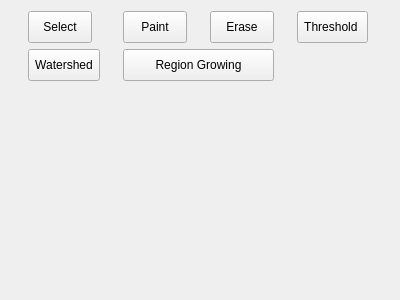
The window that ui/SegmentOperations.ui (Eual11/Lumen) describes before a commit, drawn with Qt 5.
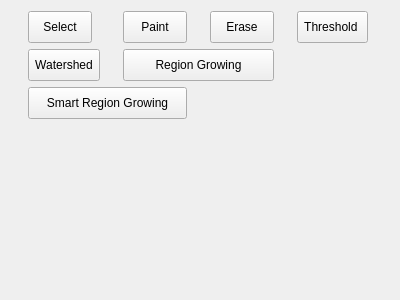
The same window after the commit. Icons and pictures are not drawn.

Commit message: Add: Smart Region growing segmentation

```diff
--- a/ui/SegmentOperations.ui
+++ b/ui/SegmentOperations.ui
@@ -13,8 +13,6 @@
   <property name="windowTitle">
    <string>Form</string>
   </property>
-  <layout class="QVBoxLayout" name="verticalLayout_2">
-   <item>
     <layout class="QVBoxLayout" name="verticalLayout">
      <item>
       <layout class="QGridLayout" name="gridLayout">
@@ -180,9 +178,39 @@
          </property>
         </widget>
        </item>
-      </layout>
+     <item row="2" column="0" colspan="2">
+      <widget class="QToolButton" name="smartRegionBtn">
+       <property name="sizePolicy">
+        <sizepolicy hsizetype="Ignored" vsizetype="Fixed">
+         <horstretch>0</horstretch>
+         <verstretch>0</verstretch>
+        </sizepolicy>
+       </property>
+       <property name="minimumSize">
+        <size>
+         <width>32</width>
+         <height>32</height>
+        </size>
+       </property>
+       <property name="text">
+        <string>Smart Region Growing</string>
+       </property>
+       <property name="icon">
+        <iconset resource="../RCS.qrc">
+         <normaloff>:/segmen-operation/icons/grow_region_connected.svg</normaloff>:/segmen-operation/icons/grow_region_connected.svg</iconset>
+       </property>
+       <property name="iconSize">
+        <size>
+         <width>28</width>
+         <height>28</height>
+        </size>
+       </property>
+       <property name="toolButtonStyle">
+        <enum>Qt::ToolButtonStyle::ToolButtonTextUnderIcon</enum>
+       </property>
+      </widget>
      </item>
-     <item>
+     <item row="3" column="0">
       <spacer name="verticalSpacer">
        <property name="orientation">
         <enum>Qt::Orientation::Vertical</enum>
```
Lines whose indentation alone changed are shown as unchanged. The commit also changes 10 other files.
